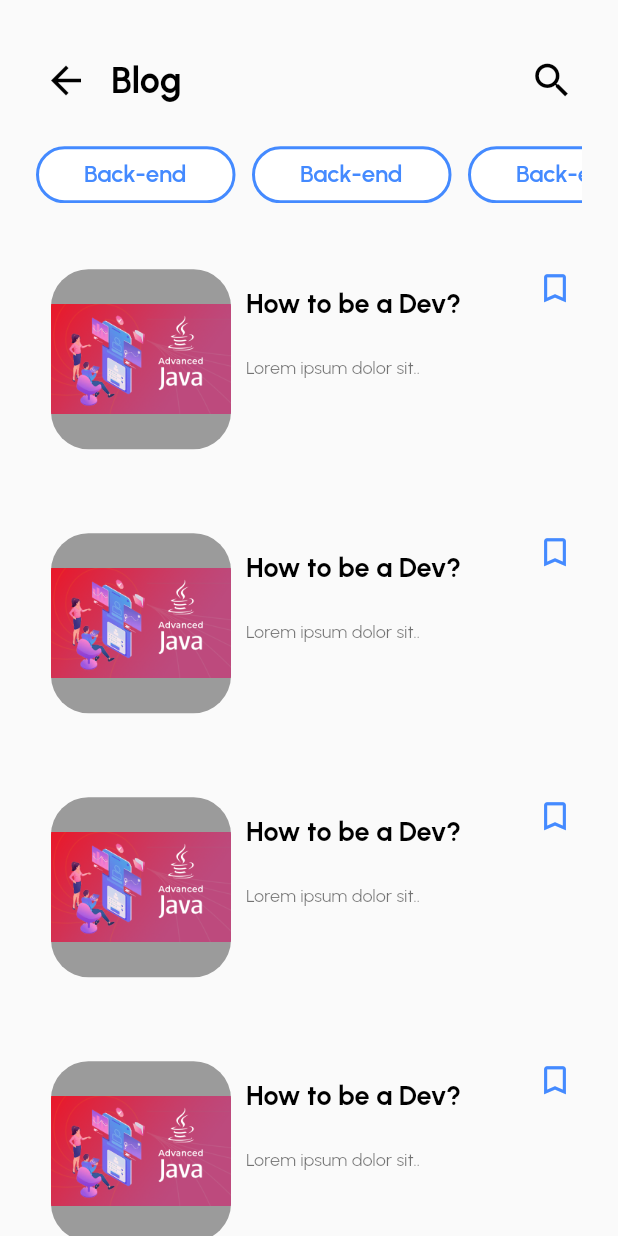
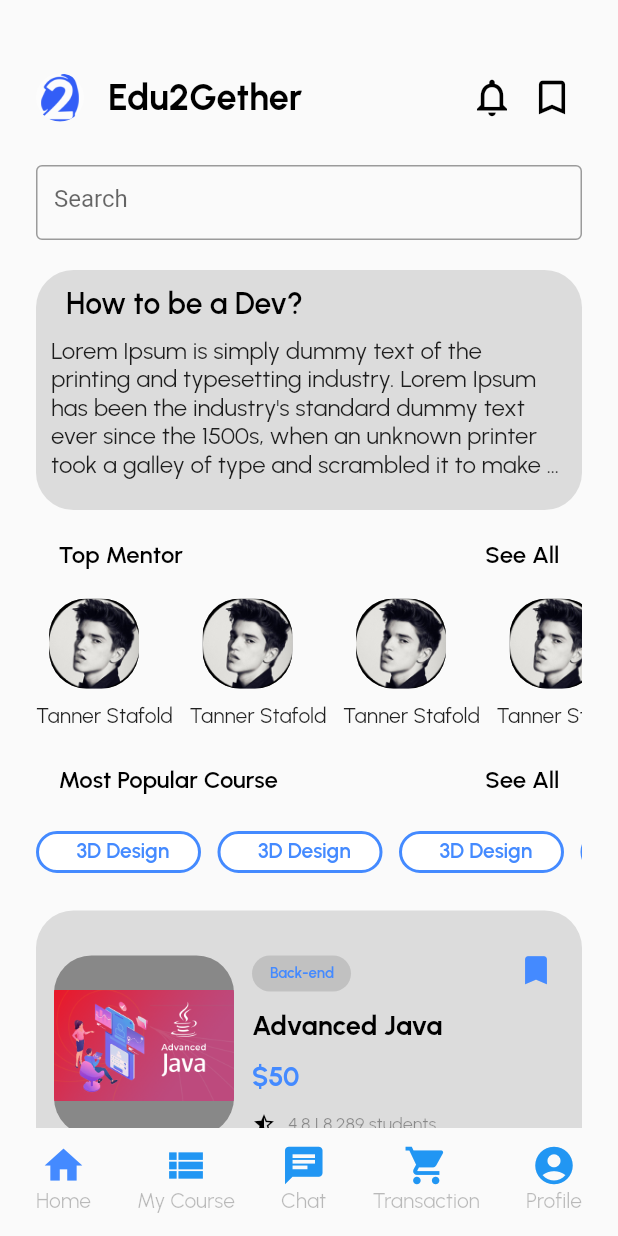
Before and after one commit to voducminh1402/Edu2Gether-mobile, a Flutter app: the screen it shows after launch, on a phone screen of 412 x 824 dp. Run offline on Flutter 3.47's test engine with Material 2 defaults, Android fonts, the phone set to English and light mode, and no system bars; our stand-ins replace get.

Commit message:
done screens: Homepage

```diff
--- a/lib/main.dart
+++ b/lib/main.dart
@@ -1,5 +1,6 @@
 import 'package:edu2gether_mobile/screens/blog/blog.dart';
 import 'package:edu2gether_mobile/screens/blog/blog_post.dart';
+import 'package:edu2gether_mobile/screens/homepage/home.dart';
 import 'package:edu2gether_mobile/screens/mentor/top_mentor.dart';
 import 'package:edu2gether_mobile/screens/mostpopularcourse/mostpopularcourse.dart';
 import 'package:edu2gether_mobile/screens/mybookmark/mybookmark.dart';
@@ -26,7 +27,7 @@ class MyApp extends StatelessWidget {
 
         primarySwatch: Colors.blue,
       ),
-      home: BlogPage(),
+      home: HomePage(),
     );
   }
 }
--- a/lib/screens/blog/blog_post_body.dart
+++ b/lib/screens/blog/blog_post_body.dart
@@ -40,7 +40,7 @@ class BlogPostBody extends StatelessWidget {
                         child: Icon(Icons.date_range_outlined, color: Colors.blueAccent, size: 25,),
                       ),
                       Container(
-                        child: SmallText(text: "05/10/2022", color: Colors.black, size: 16, fontweight: FontWeight.w400,),
+                        child: SmallText(text: "05/10/2022 ", color: Colors.black, size: 16, fontweight: FontWeight.w400,),
                       ),
                     ],
                   ),
--- a/lib/screens/transaction/transaction.dart
+++ b/lib/screens/homepage/home.dart
@@ -1,19 +1,18 @@
-import 'package:edu2gether_mobile/screens/transaction/transaction_body.dart';
-import 'package:edu2gether_mobile/widgets/big_text.dart';
-import 'package:edu2gether_mobile/widgets/small_text.dart';
 import 'package:flutter/cupertino.dart';
 import 'package:flutter/material.dart';
 
+import '../../widgets/big_text.dart';
 import '../../widgets/defination_bottom_nav_text.dart';
+import 'home_body.dart';
 
-class TransactionPage extends StatefulWidget {
-  const TransactionPage({Key? key}) : super(key: key);
+class HomePage extends StatefulWidget {
+  const HomePage({Key? key}) : super(key: key);
 
   @override
-  State<TransactionPage> createState() => _TransactionPageState();
+  State<HomePage> createState() => _HomePageState();
 }
 
-class _TransactionPageState extends State<TransactionPage> {
+class _HomePageState extends State<HomePage> {
   @override
   Widget build(BuildContext context) {
     return Scaffold(
@@ -23,13 +22,31 @@ class _TransactionPageState extends State<TransactionPage> {
           Container(
             child: Container(
               margin: EdgeInsets.only(top: 45, bottom: 15),
-              padding: EdgeInsets.only(left: 30, right: 30),
+              padding: EdgeInsets.only(left: 24, right: 24),
               child: Row(
                 mainAxisAlignment: MainAxisAlignment.spaceBetween,
                 children: [
                   Column(
                     children: [
-                      BigText(text: "Transaction", color: Colors.black, size: 24, fontweight: FontWeight.w700,)
+                      Row(
+                        children: [
+                          Container(
+                            width:32,
+                            height: 32,
+                            margin: EdgeInsets.only(right: 16),
+                            decoration: BoxDecoration(
+                                borderRadius: BorderRadius.circular(25),
+                                color:Colors.white38,
+                                image: DecorationImage(
+                                    image: AssetImage(
+                                        "assets/image/Logo-edu2-fix-02.png"
+                                    )
+                                )
+                            ),
+                          ),
+                          BigText(text: "Edu2Gether", color: Colors.black, size: 24, fontweight: FontWeight.w700,)
+                        ],
+                      ),
                     ],
                   ),
                   Row(
@@ -37,12 +54,12 @@ class _TransactionPageState extends State<TransactionPage> {
                       Container(
                         width: 40,
                         height: 40,
-                        child: Icon(Icons.search, color: Colors.black, size: 30,),
+                        child: Icon(Icons.notifications_none, color: Colors.black, size: 30,),
                       ),
                       Container(
                           width: 40,
                           height: 40,
-                          child: Icon(Icons.more_horiz_outlined, color: Colors.black, size: 30,)
+                          child: Icon(Icons.bookmark_outline, color: Colors.black, size: 30,)
                       ),
                     ],
                   )
@@ -53,14 +70,14 @@ class _TransactionPageState extends State<TransactionPage> {
           ),
           //show body
           Expanded(child: SingleChildScrollView(
-            child: TransactionBody(),
-            )
+            child: HomePageBody(),
+          )
           ),
           //Bottom nav bar
           Container(
             child: Container(
                 margin: EdgeInsets.only(top: 10,bottom: 15),
-                padding: EdgeInsets.only(left: 30, right: 30),
+                padding: EdgeInsets.only(left: 24, right: 24),
                 child: Row(
                   mainAxisAlignment: MainAxisAlignment.spaceBetween,
                   children: [
--- /dev/null
+++ b/lib/screens/homepage/home_body.dart
@@ -0,0 +1,282 @@
+import 'package:edu2gether_mobile/screens/mentor/top_mentor.dart';
+import 'package:edu2gether_mobile/screens/mostpopularcourse/mostpopularcourse.dart';
+import 'package:edu2gether_mobile/widgets/big_text.dart';
+import 'package:edu2gether_mobile/widgets/small_text.dart';
+import 'package:flutter/cupertino.dart';
+import 'package:flutter/material.dart';
+
+class HomePageBody extends StatelessWidget {
+  const HomePageBody({Key? key}) : super(key: key);
+
+  @override
+  Widget build(BuildContext context) {
+    return Column(
+      children: [
+        Container(
+          width: 380,
+          height: 700,
+          margin: EdgeInsets.only(left: 24, right: 24, top: 10),
+          child: Column(
+            children: [
+              Container(
+                width: 380,
+                height: 50,
+                child: TextField(
+                  decoration: InputDecoration(
+                    border: OutlineInputBorder(),
+                    hintText: 'Search',
+                  ),
+                ),
+              ),
+              Container(
+                width:380,
+                height: 160,
+                margin: EdgeInsets.only(top: 20),
+                decoration: BoxDecoration(
+                    borderRadius: BorderRadius.circular(25),
+                    color:Colors.black12,
+                ),
+                child: Column(
+                  crossAxisAlignment: CrossAxisAlignment.start,
+                  children: [
+                    Container(
+                      margin: EdgeInsets.only(left: 20, top: 10),
+                      child: BigText(text: "How to be a Dev?", color: Colors.black, size: 20, fontweight: FontWeight.w600,),
+                    ),
+                    Container(
+                      width: 380,
+                      height: 100,
+                      margin: EdgeInsets.only(top: 10, left: 10, right: 10),
+                      child: Text(
+                        "Lorem Ipsum is simply dummy text of the printing and typesetting industry. Lorem Ipsum has been the industry's standard dummy text ever since the 1500s, when an unknown printer took a galley of type and scrambled it to make a type specimen book. It has survived not only five centuries, but also the leap into electronic typesetting, remaining essentially unchanged. It was popularised in the 1960s with the release of Letraset sheets containing Lorem Ipsum passages, and more recently with desktop publishing software like Aldus PageMaker including versions of Lorem Ipsum. "
+                            "There are many variations of passages of Lorem Ipsum available, but the majority have suffered alteration in some form, by injected humour, or randomised words which don't look even slightly believable. If you are going to use a passage of Lorem Ipsum, you need to be sure there isn't anything embarrassing hidden in the middle of text. All the Lorem Ipsum generators on the Internet tend to repeat predefined chunks as necessary, making this the first true generator on the Internet. It uses a dictionary of over 200 Latin words, combined with a handful of model sentence structures, to generate Lorem Ipsum which looks reasonable. The generated Lorem Ipsum is therefore always free from repetition, injected humour, or non-characteristic words etc.",
+                        maxLines: 5,
+                        softWrap: true,
+                        style: TextStyle(
+                          fontFamily: 'Urbanist',
+                          fontSize: 16,
+                          overflow: TextOverflow.ellipsis,
+                          fontWeight: FontWeight.w400,
+                        ),
+                      ),
+                    )
+                  ],
+                ),
+              ),
+              Container(
+                margin: EdgeInsets.only(top: 20),
+                width: 380,
+                height: 140,
+                child: Column(
+                  crossAxisAlignment: CrossAxisAlignment.start,
+                  children: [
+                    Container(
+                      margin: EdgeInsets.only(left: 15, right: 15),
+                      child: Row(
+                        mainAxisAlignment: MainAxisAlignment.spaceBetween,
+                        children: [
+                          BigText(text: "Top Mentor", color: Colors.black, size: 16, fontweight: FontWeight.w600,),
+                          GestureDetector(
+                              onTap: (){
+                                Navigator.push(
+                                  context,
+                                  MaterialPageRoute(builder: (context) => const TopMentorPage()),
+                                );
+                              },
+                              child: BigText(text: "See All", color: Colors.black, size: 16, fontweight: FontWeight.w600,))
+                        ],
+                      ),
+                    ),
+                    Container(
+                      width: 380,
+                      height: 110,
+                      child: ListView.builder(
+                        itemCount: 10,
+                        scrollDirection: Axis.horizontal,
+                        itemBuilder: (BuildContext context, int index) {
+                          return Container(
+                            margin: EdgeInsets.only(right: 11),
+                            child: Row(
+                              children: [
+                                Column(
+                                  children: [
+                                    Container(
+                                      width: 60,
+                                      height: 60,
+                                      margin: EdgeInsets.only(right: 14, top: 20),
+                                      decoration: BoxDecoration(
+                                          borderRadius: BorderRadius.circular(25),
+                                          color:Colors.black38,
+                                          image: DecorationImage(
+                                              image: AssetImage(
+                                                  "assets/image/mentor.png"
+                                              )
+                                          )
+                                      ),
+                                    ),
+                                    Container(
+                                      margin: EdgeInsets.only(top: 10),
+                                      child: Text("Tanner Stafold",
+                                        maxLines: 1,
+                                        softWrap: true,
+                                        style: TextStyle(
+                                          fontFamily: 'Urbanist',
+                                          fontSize: 14,
+                                          overflow: TextOverflow.ellipsis,
+                                          fontWeight: FontWeight.w400,
+                                        ),
+                                      ),
+                                    ),
+                                  ],
+                                )
+                              ],
+                            ),
+                          );
+                        },
+                      ),
+                    ),
+                  ],
+                ),
+              ),
+              Container(
+                margin: EdgeInsets.only(top: 10),
+                width: 380,
+                height: 300,
+                child: Column(
+                  crossAxisAlignment: CrossAxisAlignment.start,
+                  children: [
+                    Container(
+                      margin: EdgeInsets.only(left: 15, right: 15),
+                      child: Row(
+                        mainAxisAlignment: MainAxisAlignment.spaceBetween,
+                        children: [
+                          BigText(text: "Most Popular Course", color: Colors.black, size: 16, fontweight: FontWeight.w600,),
+                          GestureDetector(
+                              onTap: (){
+                                Navigator.push(
+                                  context,
+                                  MaterialPageRoute(builder: (context) => const MostPopularCourse()),
+                                );
+                              },
+                              child: BigText(text: "See All", color: Colors.black, size: 16, fontweight: FontWeight.w600,))
+                        ],
+                      ),
+                    ),
+                    Container(
+                      width: 380,
+                      margin: EdgeInsets.only(top: 20),
+                      height: 38,
+                      child: ListView.builder(
+                        itemCount: 10,
+                        scrollDirection: Axis.horizontal,
+                        itemBuilder: (BuildContext context, int index) {
+                          return Container(
+                            margin: EdgeInsets.only(right: 11),
+                            child: Row(
+                              children: [
+                                Container(
+                                    width: 110,
+                                    height: 28,
+                                    decoration: BoxDecoration(
+                                      borderRadius: BorderRadius.circular(25),
+                                      border: Border.all(
+                                          color: Colors.blueAccent,
+                                          style: BorderStyle.solid,
+                                          width: 2.0
+                                      ),
+                                      color:Colors.white,
+                                    ),
+                                    child:
+                                    Container(
+                                      margin: EdgeInsets.only(left: 25, top: 3),
+                                      child: BigText(text: "3D Design", color: Colors.blueAccent, size: 14, fontweight: FontWeight.w600,),
+                                    )
+                                )
+                              ],
+                            ),
+                          );
+                        },
+                      ),
+                    ),
+                    Container(
+                      width:380,
+                      height: 180,
+                      margin: EdgeInsets.only(top: 20),
+                      decoration: BoxDecoration(
+                        borderRadius: BorderRadius.circular(25),
+                        color:Colors.black12,
+                      ),
+                      child: Row(
+                        children: [
+                          Container(
+                            width:120,
+                            height: 120,
+                            margin: EdgeInsets.only(right: 12, left: 12),
+                            decoration: BoxDecoration(
+                                borderRadius: BorderRadius.circular(25),
+                                color:Colors.black38,
+                                image: DecorationImage(
+                                    image: AssetImage(
+                                        "assets/image/advancedjava.png"
+                                    )
+                                )
+                            ),
+                          ),
+                          Row(
+                            children: [
+                              Column(
+                                crossAxisAlignment: CrossAxisAlignment.start,
+                                mainAxisAlignment: MainAxisAlignment.center,
+                                children: [
+                                  Container(
+                                      width: 66,
+                                      height: 24,
+                                      margin: EdgeInsets.only(bottom: 12),
+                                      decoration: BoxDecoration(
+                                        borderRadius: BorderRadius.circular(25),
+                                        color:Colors.black12,
+                                      ),
+                                      child:
+                                      Container(
+                                        margin: EdgeInsets.only(left: 12, top: 5),
+                                        child: BigText(text: "Back-end", color: Colors.blueAccent, size: 10, fontweight: FontWeight.w600,),
+                                      )
+                                  ),
+                                  Container(
+                                    margin: EdgeInsets.only(bottom: 12),
+                                    child: BigText(text: "Advanced Java", color: Colors.black, fontweight: FontWeight.w700, size: 18,),
+                                  ),
+                                  Container(
+                                    margin: EdgeInsets.only(bottom: 12),
+                                    child: BigText(text: "\$50", color: Colors.blueAccent, fontweight: FontWeight.w700, size: 18,),
+                                  ),
+                                  Row(
+                                    children: [
+                                      Container(
+                                        margin: EdgeInsets.only(right: 8),
+                                        child: Icon(Icons.star_half, color: Colors.black, size: 16,),
+                                      ),
+                                      SmallText(text: "4.8 | 8.289 students", color: Colors.black38,),
+                                    ],
+                                  )
+                                ],
+                              ),
+                              Container(
+                                margin: EdgeInsets.only(left: 50, bottom: 100),
+                                child: Icon(Icons.bookmark_outlined, color: Colors.blueAccent, size: 25,),
+                              )
+                            ],
+                          ),
+                        ],
+                      ),
+                    )
+                  ],
+                ),
+              ),
+            ],
+          ),
+        ),
+      ],
+    );
+  }
+}
--- a/pubspec.yaml
+++ b/pubspec.yaml
@@ -66,9 +66,7 @@ flutter:
   #   - images/a_dot_ham.jpeg
 
   assets:
-    - assets/image/advancedjava.png
-    - assets/image/noti.png
-    - assets/image/noti2.png
+    - assets/image/
 
   # An image asset can refer to one or more resolution-specific "variants", see
   # https://flutter.dev/assets-and-images/#resolution-aware
```
Also changed, not shown: assets/image/Logo-edu2-fix-02.png (added), assets/image/mentor.png (added).
